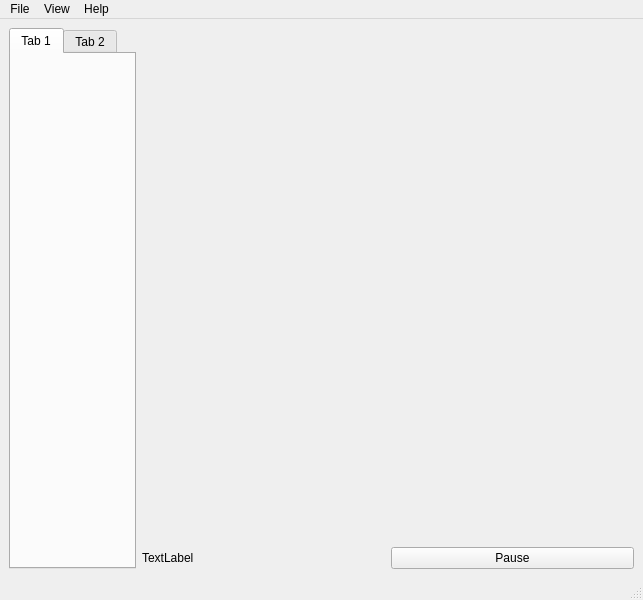
Old version of the form src/mainwindow.ui in the repository WPISmartmouse/SmartMouseSim.
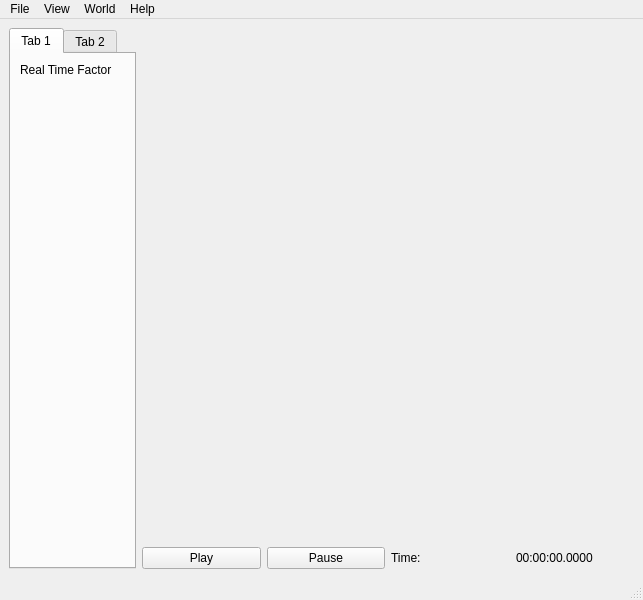
New version of the form. The open tabs and pages were chosen to show the change.

Commit message: simple message passing for play/pause works

```diff
--- a/src/mainwindow.ui
+++ b/src/mainwindow.ui
@@ -30,6 +30,15 @@
        <attribute name="title">
         <string>Tab 1</string>
        </attribute>
+       <layout class="QFormLayout" name="formLayout_2">
+        <item row="0" column="0">
+         <widget class="QLabel" name="label">
+          <property name="text">
+           <string>Real Time Factor</string>
+          </property>
+         </widget>
+        </item>
+       </layout>
       </widget>
       <widget class="QWidget" name="tab_2">
        <attribute name="title">
@@ -56,9 +65,9 @@
       <item>
        <layout class="QHBoxLayout" name="horizontalLayout_5">
         <item>
-         <widget class="QLabel" name="time_label">
+         <widget class="QPushButton" name="play_button">
           <property name="text">
-           <string>TextLabel</string>
+           <string>Play</string>
           </property>
          </widget>
         </item>
@@ -69,6 +78,20 @@
           </property>
          </widget>
         </item>
+        <item>
+         <widget class="QLabel" name="time_label">
+          <property name="text">
+           <string>Time:</string>
+          </property>
+         </widget>
+        </item>
+        <item>
+         <widget class="QLabel" name="time">
+          <property name="text">
+           <string>00:00:00.0000</string>
+          </property>
+         </widget>
+        </item>
        </layout>
       </item>
      </layout>
@@ -102,8 +125,16 @@
     <addaction name="actionAbout"/>
     <addaction name="actionWebsite"/>
    </widget>
+   <widget class="QMenu" name="menuWorld">
+    <property name="title">
+     <string>World</string>
+    </property>
+    <addaction name="actionReset_Mouse"/>
+    <addaction name="actionReset_Time_Mouse"/>
+   </widget>
    <addaction name="menuFile"/>
    <addaction name="menuView"/>
+   <addaction name="menuWorld"/>
    <addaction name="menuHelp"/>
   </widget>
   <widget class="QStatusBar" name="statusbar"/>
```
Left out of the diff: 20 changed lines with no effect on the pictures. The commit also changes 2 other files.
